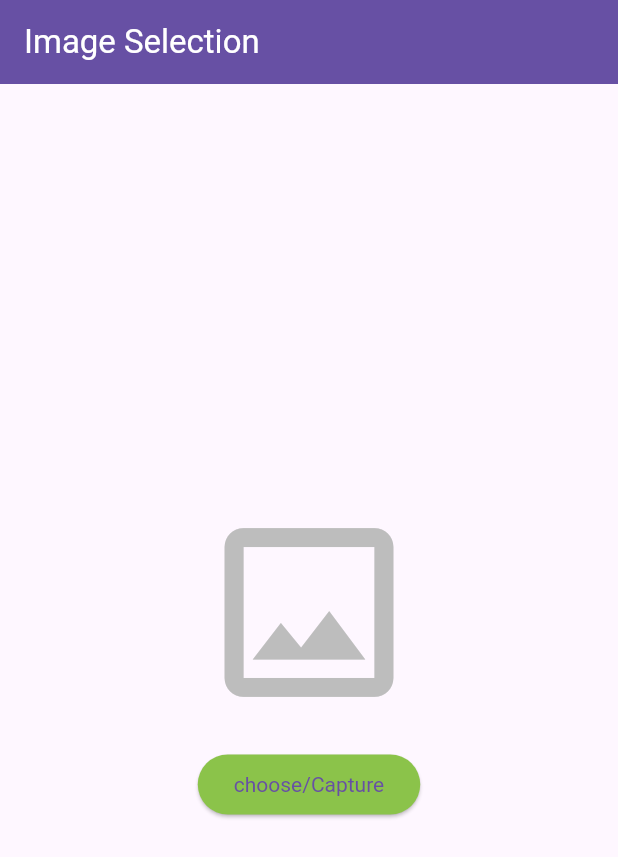
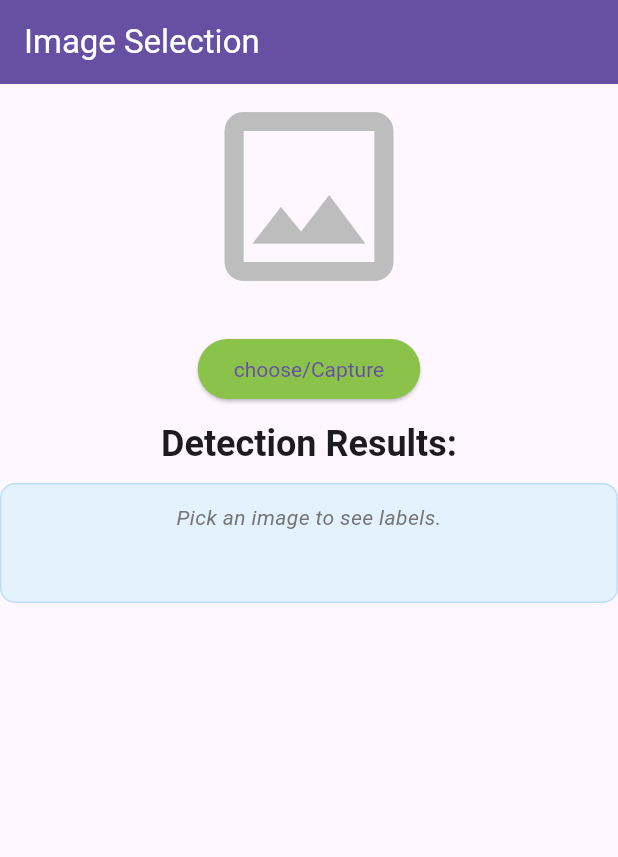
Before and after one commit to Md-LatifurRatul/image-classifier-flutter, a Flutter app: the screen it shows after launch, on a phone screen of 412 x 824 dp. Shown: the top 857 px of the screen. Run offline on Flutter 3.47's test engine with Material 3 defaults, Android fonts, the phone set to English and light mode, and no system bars; our stand-ins replace image_picker; missing offline and left inert: google_mlkit_image_labeling.

Commit message:
show image labels using mlkit

```diff
--- a/flutter_ml/lib/controller/image_picker_provider.dart
+++ b/flutter_ml/lib/controller/image_picker_provider.dart
@@ -10,10 +10,14 @@ class ImagePickerProvider extends ChangeNotifier {
   final ImagePicker _imagePicker = ImagePicker();
   late final ImageLabelerOptions _labelerOptions;
   late final ImageLabeler _imageLabeler;
+  List<ImageLabel> _labels = [];
+  bool _isProcessing = false;
 
   File? get image => _image;
+  List<ImageLabel> get labels => _labels;
 
   ImageLabeler get imageLabeler => _imageLabeler;
+  bool get isProcessing => _isProcessing;
 
   ImagePickerProvider() {
     _labelerOptions = ImageLabelerOptions(confidenceThreshold: 0.6);
@@ -29,7 +33,7 @@ class ImagePickerProvider extends ChangeNotifier {
       );
       if (selectedImage != null) {
         _image = File(selectedImage.path);
-        performImageLabeling();
+        await performImageLabeling();
         notifyListeners();
       }
     } catch (e) {
@@ -47,7 +51,7 @@ class ImagePickerProvider extends ChangeNotifier {
       );
       if (capturedImage != null) {
         _image = File(capturedImage.path);
-        performImageLabeling();
+        await performImageLabeling();
         notifyListeners();
       }
     } catch (e) {
@@ -58,30 +62,41 @@ class ImagePickerProvider extends ChangeNotifier {
   Future<void> performImageLabeling() async {
     if (_image == null) {
       log('No image selected for labeling. Skipping.');
+      _labels = [];
+      notifyListeners();
       return;
     }
+    _isProcessing = true;
+    notifyListeners();
+
     log('Attempting to perform image labeling...');
 
     try {
       final InputImage inputImage = InputImage.fromFile(_image!);
-      final List<ImageLabel> labels = await _imageLabeler.processImage(
+      final List<ImageLabel> detectedLabels = await _imageLabeler.processImage(
         inputImage,
       );
 
-      if (labels.isEmpty) {
+      _labels = detectedLabels;
+
+      if (_labels.isEmpty) {
         log('No labels detected for the image.');
         return;
       }
 
-      log('Detected Labels:');
-      for (ImageLabel label in labels) {
-        final String text = label.label;
-        final int index = label.index;
-        final double confidence = label.confidence;
-        log("Label: $text, Confidence: ${confidence.toStringAsFixed(2)}");
-      }
+      // for (ImageLabel label in _labels) {
+      //   final String text = label.label;
+      //   final int index = label.index;
+      //   final double confidence = label.confidence;
+      //   log("Label: $text, Confidence: ${confidence.toStringAsFixed(2)}");
+
+      // }
     } catch (e) {
       log('Error during image labeling: $e');
+      _labels = [];
+    } finally {
+      _isProcessing = false;
+      notifyListeners();
     }
   }
 
@@ -89,4 +104,10 @@ class ImagePickerProvider extends ChangeNotifier {
     _image = null;
     notifyListeners();
   }
+
+  @override
+  void dispose() {
+    _imageLabeler.close();
+    super.dispose();
+  }
 }
--- a/flutter_ml/lib/screen/flutter_ml_home_screen.dart
+++ b/flutter_ml/lib/screen/flutter_ml_home_screen.dart
@@ -2,6 +2,7 @@ import 'dart:io';
 
 import 'package:flutter/material.dart';
 import 'package:flutter_ml/controller/image_picker_provider.dart';
+import 'package:google_mlkit_image_labeling/google_mlkit_image_labeling.dart';
 import 'package:provider/provider.dart';
 
 class FlutterMlHomeScreen extends StatelessWidget {
@@ -12,19 +13,25 @@ class FlutterMlHomeScreen extends StatelessWidget {
     final imageProvider = context.watch<ImagePickerProvider>();
     final File? selectedImage = imageProvider.image;
     final imageCallActions = context.read<ImagePickerProvider>();
-
+    final List<ImageLabel> detectedLabels = imageProvider.labels;
+    final bool isProcessing = imageProvider.isProcessing;
     return Scaffold(
       appBar: AppBar(
         title: const Text("Image Selection"),
         backgroundColor: Theme.of(context).primaryColor,
         foregroundColor: Colors.white,
       ),
-      body: Center(
+      body: SingleChildScrollView(
+        child: Center(
           child: Column(
             mainAxisAlignment: MainAxisAlignment.center,
             children: [
               selectedImage == null
-                ? Icon(Icons.image_outlined, size: 150, color: Colors.grey[400])
+                  ? Icon(
+                    Icons.image_outlined,
+                    size: 150,
+                    color: Colors.grey[400],
+                  )
                   : Container(
                     width: 200,
                     height: 200,
@@ -51,7 +58,63 @@ class FlutterMlHomeScreen extends StatelessWidget {
                 },
                 child: Text("choose/Capture"),
               ),
+              const SizedBox(height: 10),
+              Text(
+                'Detection Results:',
+                style: Theme.of(context).textTheme.headlineSmall?.copyWith(
+                  fontWeight: FontWeight.bold,
+                ),
+              ),
+              const SizedBox(height: 10),
+              if (isProcessing)
+                const CircularProgressIndicator()
+              else
+                Container(
+                  width: double.infinity,
+                  constraints: const BoxConstraints(minHeight: 80),
+                  padding: const EdgeInsets.all(12),
+                  decoration: BoxDecoration(
+                    color: Colors.blue.shade50,
+                    borderRadius: BorderRadius.circular(10),
+                    border: Border.all(color: Colors.blue.shade100),
+                  ),
+                  child:
+                      selectedImage == null
+                          ? Text(
+                            'Pick an image to see labels.',
+                            style: TextStyle(
+                              fontStyle: FontStyle.italic,
+                              color: Colors.grey.shade600,
+                            ),
+                            textAlign: TextAlign.center,
+                          )
+                          : detectedLabels.isEmpty
+                          ? Text(
+                            'No labels detected for this image.',
+                            style: TextStyle(
+                              fontStyle: FontStyle.italic,
+                              color: Colors.grey.shade600,
+                            ),
+                            textAlign: TextAlign.center,
+                          )
+                          : Column(
+                            crossAxisAlignment: CrossAxisAlignment.start,
+                            children:
+                                detectedLabels.map((label) {
+                                  return Padding(
+                                    padding: const EdgeInsets.symmetric(
+                                      vertical: 4.0,
+                                    ),
+                                    child: Text(
+                                      'Label: ${label.label}, Confidence: ${label.confidence.toStringAsFixed(2)}',
+                                      style: const TextStyle(fontSize: 16),
+                                    ),
+                                  );
+                                }).toList(),
+                          ),
+                ),
             ],
+          ),
         ),
       ),
     );
```
Lines whose indentation alone changed are shown as unchanged.
